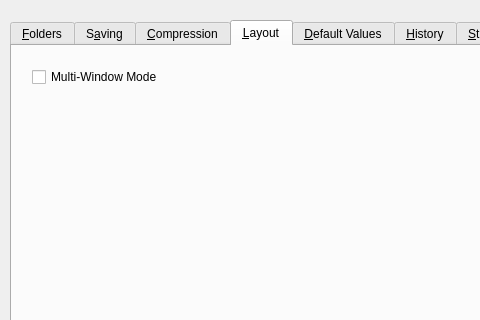
The window that src/dialogs/prefsdialog.ui (PhotoFlare/photoflare) describes before a commit, drawn with Qt 5; both pictures show x 0 to 480 and y 0 to 320 of the 925 by 490 pixel window.
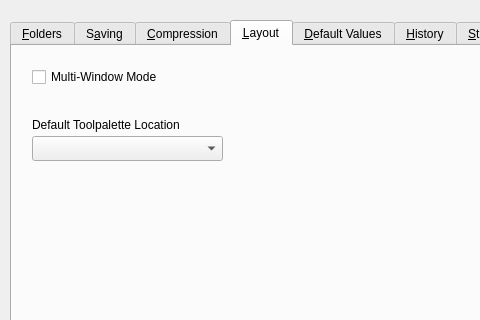
The same window after the commit. The open tabs and pages were chosen to show the change.

Commit message: Start adding ToolPalette location to preferences

The edit to the form file:
```diff
--- a/src/dialogs/prefsdialog.ui
+++ b/src/dialogs/prefsdialog.ui
@@ -289,6 +289,29 @@
       <string>Multi-Window Mode</string>
      </property>
     </widget>
+    <widget class="QLabel" name="label_7">
+     <property name="geometry">
+      <rect>
+       <x>20</x>
+       <y>70</y>
+       <width>211</width>
+       <height>17</height>
+      </rect>
+     </property>
+     <property name="text">
+      <string>Default Toolpalette Location</string>
+     </property>
+    </widget>
+    <widget class="QComboBox" name="toolPaletteLocation">
+     <property name="geometry">
+      <rect>
+       <x>20</x>
+       <y>90</y>
+       <width>191</width>
+       <height>25</height>
+      </rect>
+     </property>
+    </widget>
    </widget>
    <widget class="QWidget" name="tab_5">
     <attribute name="title">
```
Left out of the diff: 2 changed lines with no effect on the pictures. The commit also changes 2 other files.
